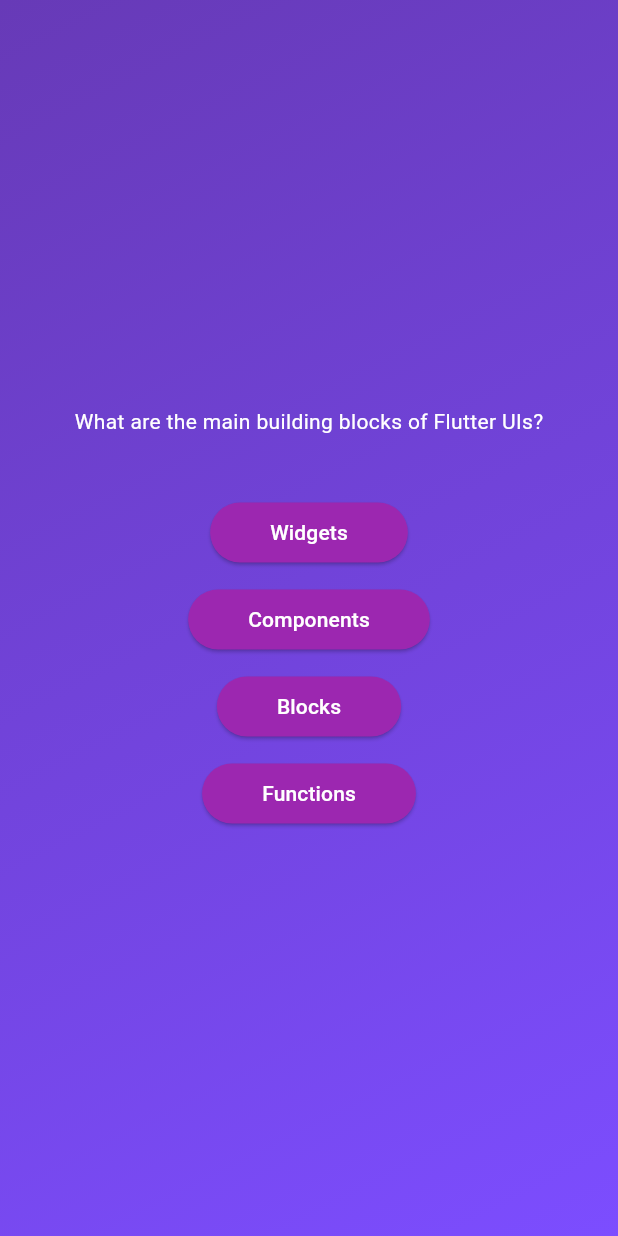
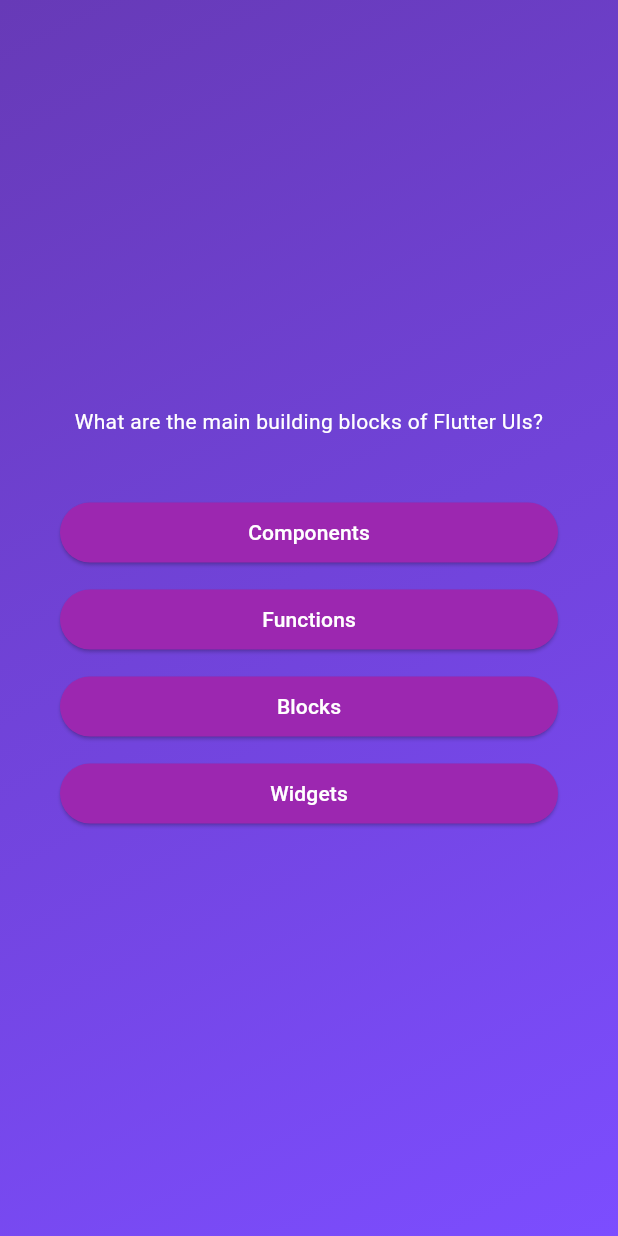
Before and after one commit to draco961/flutter_projects, a Flutter app: the screen it shows after launch, after a tap on "Start quiz", on a phone screen of 412 x 824 dp. Run offline on Flutter 3.47's test engine with Material 3 defaults, Android fonts, the phone set to English and light mode, and no system bars.

Commit message:
75. Managing The Questions Index As State

```diff
--- a/adv_basics/lib/models/quiz_question.dart
+++ b/adv_basics/lib/models/quiz_question.dart
@@ -3,4 +3,11 @@
 
   final String text;
   final List<String> answers;
+
+  List<String> getShuffledAnswers() {
+
+    final shuffledList = List.of(answers);
+    shuffledList.shuffle();
+    return shuffledList;
+  }
 }
--- a/adv_basics/lib/question_screen.dart
+++ b/adv_basics/lib/question_screen.dart
@@ -10,23 +10,40 @@
 }
 
 class _QuestionScreenState extends State<QuestionsScreen> {
+  var currentQuestionIndex = 0;
 
-  // void Function() onTap() {}
+  void onTap() {}
+
+  void answerQuestion() {
+    setState(() {
+      currentQuestionIndex++;
+    });
+  }
 
   @override
   Widget build(context) {
-    var currentQuestion = questions[0];
+    var currentQuestion = questions[currentQuestionIndex];
 
     return SizedBox(
       width: double.infinity,
+      child: Container(
+        margin: const EdgeInsets.all(40),
         child: Column(
           mainAxisAlignment: MainAxisAlignment.center,
+          crossAxisAlignment: CrossAxisAlignment.stretch,
           spacing: 10,
           children: [
-          Text(currentQuestion.text, style: TextStyle(color: Colors.white)),
+            Text(
+              currentQuestion.text,
+              style: TextStyle(color: Colors.white),
+              textAlign: TextAlign.center,
+            ),
             SizedBox(height: 20),
-          ...currentQuestion.answers.map((a) => AnswerButton(answerText: a, onTap: () {})) ,
+            ...currentQuestion.getShuffledAnswers().map(
+              (a) => AnswerButton(answerText: a, onTap: answerQuestion),
+            ),
           ],
+        ),
       ),
     );
   }
```
Lines whose indentation alone changed are shown as unchanged.
